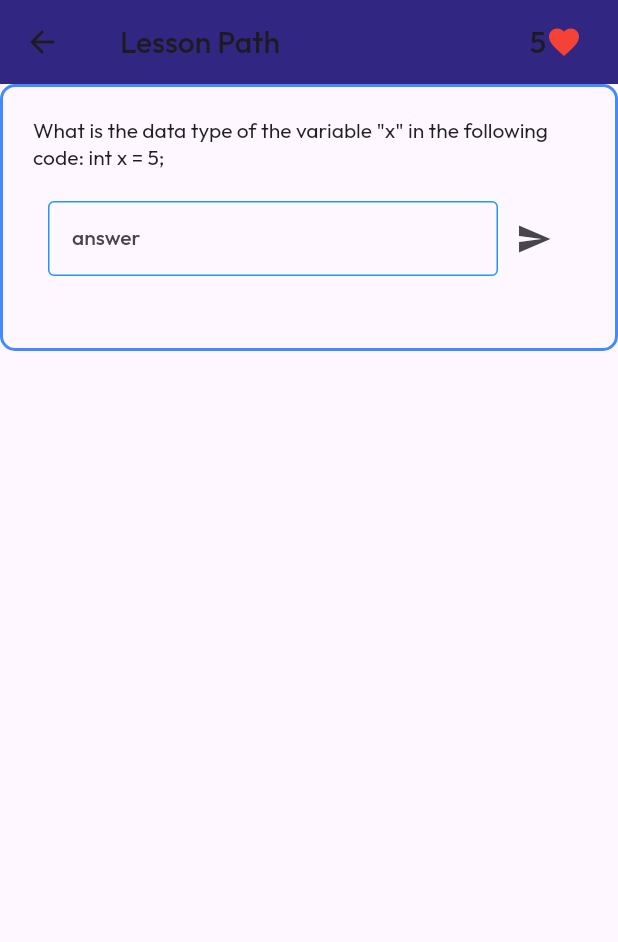
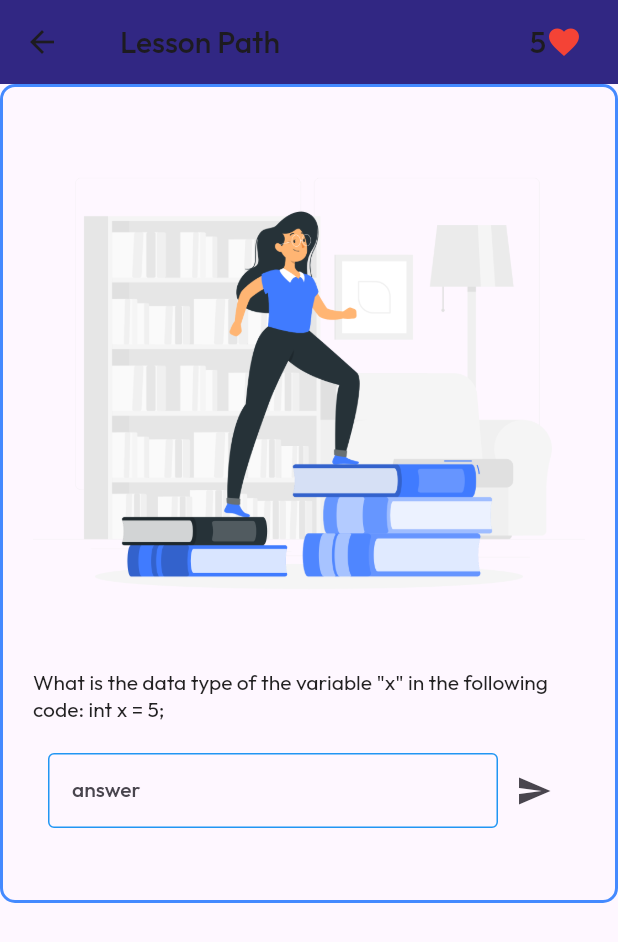
Before and after one commit to schinyere/Simulated-Programming-Application, a Flutter app: the Section1 screen opened directly with empty values, on a phone screen of 412 x 824 dp. Shown: the top 942 px of the screen. Run offline on Flutter 3.47's test engine with Material 2 defaults, Android fonts, the phone set to English and light mode, and no system bars; our stand-ins replace google_fonts, shared_preferences; accounts and stored records are empty.

Commit message:
section 1

```diff
--- a/lib/lessonPaths.dart
+++ b/lib/lessonPaths.dart
@@ -175,9 +175,10 @@ class _Section1State extends State<Section1> {
   String _answer = '';
   String _answerResult = '';
   int _hearts = 5;
-    bool _allAnswersCorrect = false;
+  bool _allAnswersCorrect = false;
 
   final List<Map<String, dynamic>> _questions = [
+
     {
       'question': 'What is the data type of the variable "x" in the following code: int x = 5;',
       'correctAnswer': 'int',
@@ -188,7 +189,99 @@ class _Section1State extends State<Section1> {
     },
     {
       'question': 'What is the difference between "var" and "dynamic" in Dart?',
-      'correctAnswer': 'var is for inferred type, dynamic is for explicit type',
+      'correctAnswer': 'type',
+    },
+    {
+      'question': 'What is the keyword used to define a function in Dart?',
+      'correctAnswer': 'function',
+    },
+    {
+      'question': 'What is the purpose of the "this" keyword in Dart?',
+      'correctAnswer': 'reference',
+    },
+    {
+      'question': 'What is the data type of the variable that can hold any type of value in Dart?',
+      'correctAnswer': 'dynamic',
+    },
+    {
+      'question': 'What is the keyword used to define a class in Dart?',
+      'correctAnswer': 'class',
+    },
+    {
+      'question': 'What is the purpose of the "super" keyword in Dart?',
+      'correctAnswer': 'inheritance',
+    },
+    {
+      'question': 'What is the keyword used to define an interface in Dart?',
+      'correctAnswer': 'abstract',
+    },
+    {
+      'question': 'What is the purpose of the "async" keyword in Dart?',
+      'correctAnswer': 'asynchronous',
+    },
+    {
+      'question': 'What is the keyword used to define a mixin in Dart?',
+      'correctAnswer': 'mixin',
+    },
+    {
+      'question': 'What is the purpose of the "await" keyword in Dart?',
+      'correctAnswer': 'pause',
+    },
+    {
+      'question': 'What is the keyword used to define a stream in Dart?',
+      'correctAnswer': 'stream',
+    },
+    {
+      'question': 'What is the purpose of the "yield" keyword in Dart?',
+      'correctAnswer': 'produce',
+    },
+    {
+      'question': 'What is the keyword used to define a library in Dart?',
+      'correctAnswer': 'library',
+    },
+    {
+      'question': 'What is the purpose of the "import" keyword in Dart?',
+      'correctAnswer': 'include',
+    },
+    {
+      'question': 'What is the keyword used to define a part in Dart?',
+      'correctAnswer': 'part',
+    },
+    {
+      'question': 'What is the purpose of the "export" keyword in Dart?',
+      'correctAnswer': 'share',
+    },
+    {
+      'question': 'What is the keyword used to define a factory in Dart?',
+      'correctAnswer': 'factory',
+    },
+    {
+      'question': 'What is the purpose of the "static" keyword in Dart?',
+      'correctAnswer': 'shared',
+    },
+    {
+      'question': 'What is the keyword used to define a getter in Dart?',
+      'correctAnswer': 'get',
+    },
+    {
+      'question': 'What is the purpose of the "set" keyword in Dart?',
+      'correctAnswer': 'assign',
+    },
+    {
+      'question': 'What is the keyword used to define a constructor in Dart?',
+      'correctAnswer': 'constructor',
+    },
+    {
+      'question': 'What is the purpose of the "try" keyword in Dart?',
+      'correctAnswer': 'attempt',
+    },
+    {
+      'question': 'What is the keyword used to define a catch block in Dart?',
+      'correctAnswer': 'catch',
+    },
+    {
+      'question': 'What is the purpose of the "finally" keyword in Dart?',
+      'correctAnswer': 'cleanup',
     },
   ];
 
@@ -220,6 +313,7 @@ class _Section1State extends State<Section1> {
               padding: const EdgeInsets.all(20),
               child: Column(
                 children: [
+                  Image.asset('images/Learning-rafiki.png'),
                   Text(_questions[_currentQuestion]['question']),
                   const SizedBox(height: 10),
                   Center(
@@ -315,6 +409,25 @@ class Section2 extends StatefulWidget {
 }
 
 class _Section2State extends State<Section2> {
+  int _currentQuestion = 0;
+  String _answer = '';
+  String _answerResult = '';
+  int _hearts = 5;
+  bool _allAnswersCorrect = false;
+
+  final List<Map<String, dynamic>> _questions = [
+
+    {
+      'question': 'What is the data type of the variable "x" in the following code: int x = 5;',
+      'correctAnswer': 'int',
+    },
+    {
+      'question': 'What is the purpose of the "final" keyword in Dart is to declare a ?',
+      'correctAnswer': 'constant',
+    },
+
+  ];
+
   @override
   Widget build(BuildContext context) {
     return Scaffold(
--- a/lib/main.dart
+++ b/lib/main.dart
@@ -160,7 +160,7 @@
               (
                 opacity: _animation,
                 child: const Text(
-                  "SP",
+                  "Roshly Tutorials",
                   style: TextStyle(color: Colors.white),
                   )
               )
@@ -177,6 +177,8 @@
           });
         },
         children:  [
+          // Section 2
+          LessonPath(),
           // Section 1
           ListView(
             children: [
@@ -253,8 +255,6 @@
               ),
             ],
           ),
-          // Section 2
-          LessonPath(),
           // Section 3
           Stepper(
             steps: [
--- a/pubspec.yaml
+++ b/pubspec.yaml
@@ -95,6 +95,7 @@ flutter:
   # To add assets to your application, add an assets section, like this:
   assets:
     - images/logo.png
+    - images/Learning-rafiki.png
 
   # An image asset can refer to one or more resolution-specific "variants", see
   # https://flutter.dev/assets-and-images/#resolution-aware
```
Also changed, not shown: images/Learning-rafiki.png (added).
